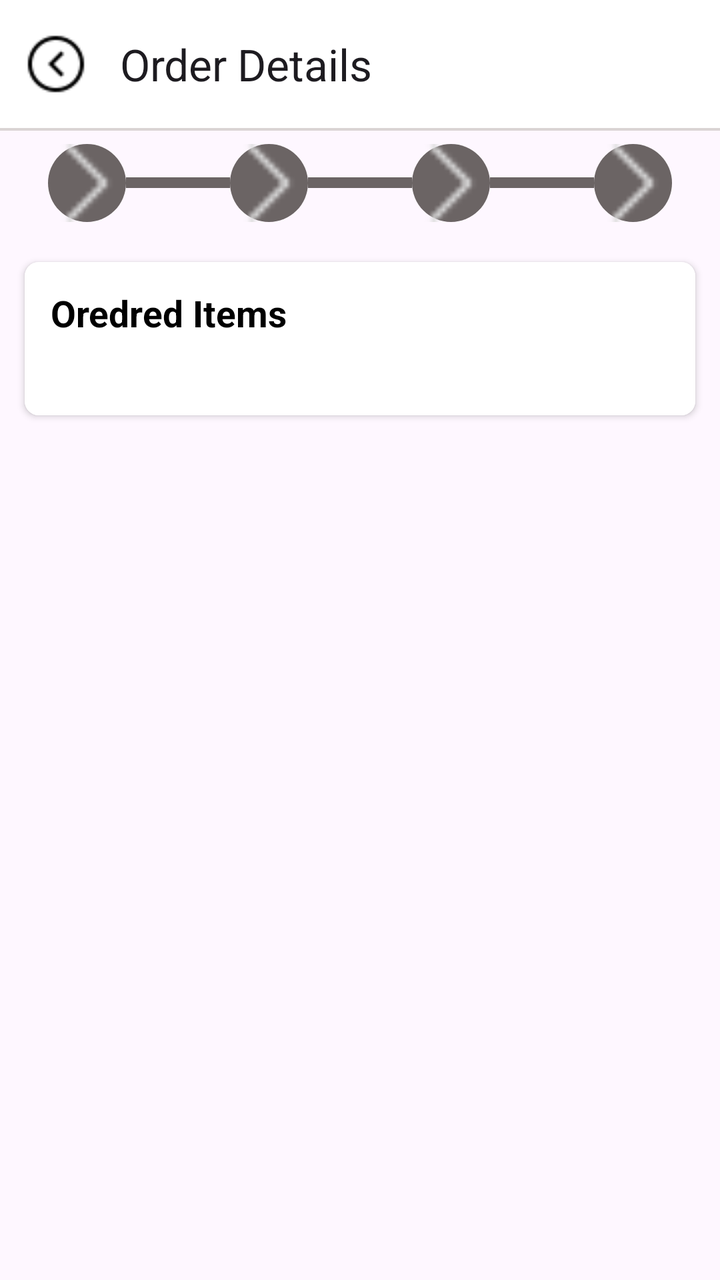
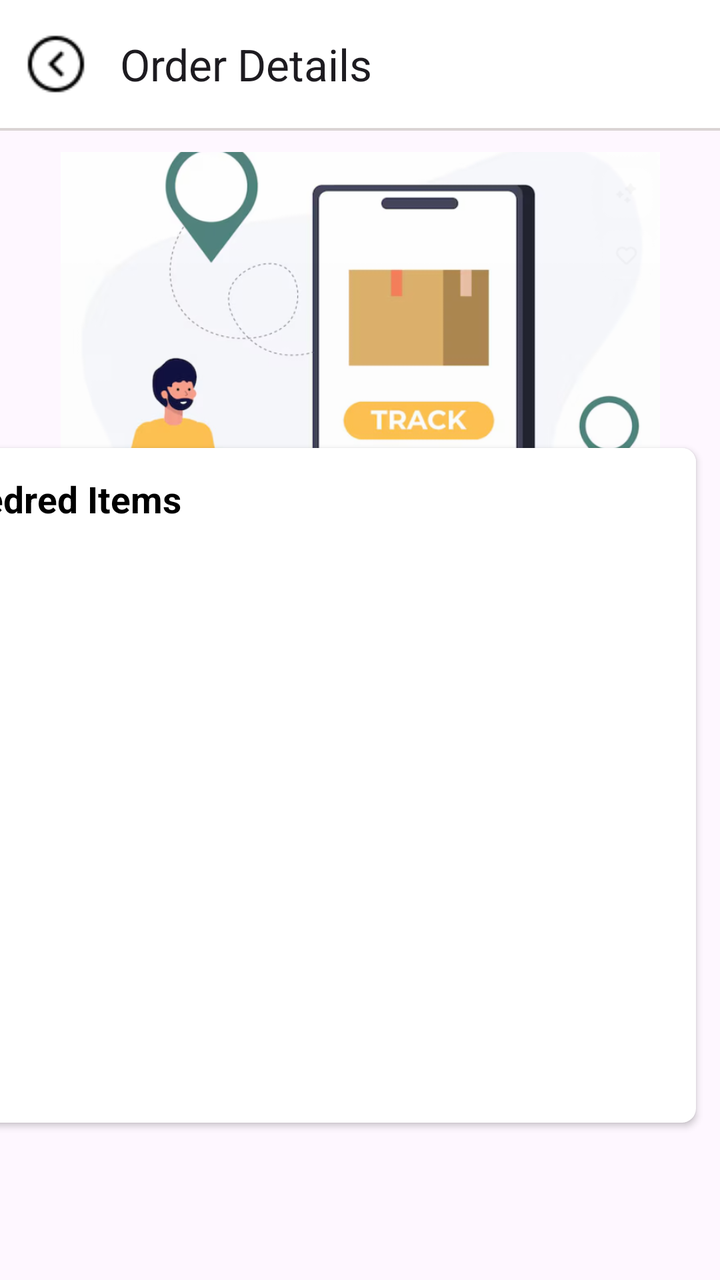

Two renders of the same Android screen: before a commit and after it. Below are the layout's source before the change and the commit's diff.
<!-- AndroidManifest.xml: application theme Theme.UrbanCars -->
<!-- res/layout/fragment_order_details.xml -->
<?xml version="1.0" encoding="utf-8"?>
<androidx.constraintlayout.widget.ConstraintLayout xmlns:android="http://schemas.android.com/apk/res/android"
    xmlns:tools="http://schemas.android.com/tools"
    xmlns:app="http://schemas.android.com/apk/res-auto"
    android:layout_width="match_parent"
    android:layout_height="match_parent"
    tools:context=".fragments.OrderDetailsFragment">

    <androidx.appcompat.widget.Toolbar
        android:id="@+id/tbOrderDetailFragment"
        android:layout_width="match_parent"
        android:layout_height="wrap_content"
        android:background="@color/white"
        app:navigationIcon="@drawable/backbtn"
        app:title="Order Details"
        app:layout_constraintTop_toTopOf="parent"
        app:layout_constraintStart_toStartOf="parent"
        app:layout_constraintEnd_toEndOf="parent" />

    <View
        android:id="@+id/catView"
        android:layout_width="0dp"
        android:layout_height="1.3dp"
        android:background="#dad4D4"
        app:layout_constraintTop_toBottomOf="@id/tbOrderDetailFragment"
        app:layout_constraintStart_toStartOf="parent"
        app:layout_constraintEnd_toEndOf="parent" />

    <LinearLayout
        android:id="@+id/cvOrderStatus"
        android:layout_width="0dp"
        android:layout_height="wrap_content"
        android:orientation="horizontal"
        android:gravity="center"
        android:padding="6.5dp"
        app:layout_constraintTop_toBottomOf="@id/catView"
        app:layout_constraintStart_toStartOf="parent"
        app:layout_constraintEnd_toEndOf="parent">

        <ImageView
            android:id="@+id/iv1"
            android:layout_width="39dp"
            android:layout_height="39dp"
            android:background="@drawable/circle"
            android:padding="@dimen/_5sdp"
            android:src="@drawable/next"
            app:tint="#dddddd" />

        <View
            android:id="@+id/view1"
            android:layout_width="52dp"
            android:layout_height="5.2dp"
            android:layout_gravity="center_vertical"
            android:background="#6b6464" />

        <ImageView
            android:id="@+id/iv2"
            android:layout_width="39dp"
            android:layout_height="39dp"
            android:background="@drawable/circle"
            android:padding="@dimen/_5sdp"
            android:src="@drawable/next"
            app:tint="#dddddd" />

        <View
            android:id="@+id/view2"
            android:layout_width="52dp"
            android:layout_height="5.2dp"
            android:layout_gravity="center_vertical"
            android:background="#6b6464" />

        <ImageView
            android:id="@+id/iv3"
            android:layout_width="39dp"
            android:layout_height="39dp"
            android:background="@drawable/circle"
            android:padding="@dimen/_5sdp"
            android:src="@drawable/next"
            app:tint="#dddddd" />

        <View
            android:id="@+id/view3"
            android:layout_width="52dp"
            android:layout_height="5.2dp"
            android:layout_gravity="center_vertical"
            android:background="#6b6464" />

        <ImageView
            android:id="@+id/iv4"
            android:layout_width="39dp"
            android:layout_height="39dp"
            android:background="@drawable/circle"
            android:padding="@dimen/_5sdp"
            android:src="@drawable/next"
            app:tint="#dddddd" />
    </LinearLayout>

    <androidx.cardview.widget.CardView
        android:layout_width="0dp"
        android:layout_height="wrap_content"
        android:elevation="0dp"
        app:cardCornerRadius="7dp"
        app:cardUseCompatPadding="true"
        app:layout_constraintTop_toBottomOf="@id/cvOrderStatus"
        app:layout_constraintStart_toStartOf="parent"
        app:layout_constraintEnd_toEndOf="parent"
        android:layout_margin="8dp">

        <LinearLayout
            android:layout_width="match_parent"
            android:layout_height="wrap_content"
            android:background="@color/white"
            android:orientation="vertical">

            <TextView
                android:layout_width="wrap_content"
                android:layout_height="wrap_content"
                android:layout_margin="13dp"
                android:text="Oredred Items"
                android:textColor="@color/black"
                android:textSize="18.2sp"
                android:textStyle="bold" />

            <androidx.recyclerview.widget.RecyclerView
                android:id="@+id/rvProductItems"
                android:layout_width="match_parent"
                android:layout_height="wrap_content"
                android:layout_margin="13dp"
                app:layoutManager="androidx.recyclerview.widget.LinearLayoutManager" />
        </LinearLayout>

    </androidx.cardview.widget.CardView>

</androidx.constraintlayout.widget.ConstraintLayout>
<!-- resources referenced by this layout -->
<resources>
  <color name="black">#FF000000</color>
  <color name="white">#FFFFFFFF</color>
  <!-- drawable backbtn: png bitmap (drawable, 714 bytes) -->
  <!-- drawable circle (drawable) -->
  <?xml version="1.0" encoding="utf-8"?>
  <shape android:shape="oval" xmlns:android="http://schemas.android.com/apk/res/android">
      <solid android:color="#6b6464"/>
  </shape>
  <!-- drawable next: png bitmap (drawable, 249 bytes) -->
  <style name="Theme.UrbanCars" parent="Base.Theme.UrbanCars" />
  <style name="Base.Theme.UrbanCars" parent="Theme.Material3.DayNight.NoActionBar">
  
      </style>
</resources>

<!-- the commit's change to res/layout/fragment_order_details.xml (unified diff, before → after) -->
@@ -11,11 +11,11 @@
         android:layout_width="match_parent"
         android:layout_height="wrap_content"
         android:background="@color/white"
+        app:layout_constraintEnd_toEndOf="parent"
+        app:layout_constraintStart_toStartOf="parent"
+        app:layout_constraintTop_toTopOf="parent"
         app:navigationIcon="@drawable/backbtn"
-        app:title="Order Details"
-        app:layout_constraintTop_toTopOf="parent"
-        app:layout_constraintStart_toStartOf="parent"
-        app:layout_constraintEnd_toEndOf="parent" />
+        app:title="Order Details" />
 
     <View
         android:id="@+id/catView"
@@ -26,16 +26,30 @@
         app:layout_constraintStart_toStartOf="parent"
         app:layout_constraintEnd_toEndOf="parent" />
 
+    <ImageView
+        android:id="@+id/imageView5"
+        android:layout_width="611dp"
+        android:layout_height="259dp"
+        android:layout_marginTop="12dp"
+        android:src="@drawable/delivery_img3"
+        app:layout_constraintEnd_toEndOf="parent"
+        app:layout_constraintStart_toStartOf="parent"
+        app:layout_constraintTop_toBottomOf="@+id/tbOrderDetailFragment" />
+
     <LinearLayout
         android:id="@+id/cvOrderStatus"
         android:layout_width="0dp"
         android:layout_height="wrap_content"
+        android:layout_marginTop="13dp"
+        android:gravity="center"
         android:orientation="horizontal"
-        android:gravity="center"
         android:padding="6.5dp"
-        app:layout_constraintTop_toBottomOf="@id/catView"
+        app:layout_constraintBottom_toTopOf="@+id/cardView5"
+        app:layout_constraintEnd_toEndOf="parent"
+        app:layout_constraintHorizontal_bias="1.0"
         app:layout_constraintStart_toStartOf="parent"
-        app:layout_constraintEnd_toEndOf="parent">
+        app:layout_constraintTop_toBottomOf="@+id/imageView5"
+        app:layout_constraintVertical_bias="0.039">
 
         <ImageView
             android:id="@+id/iv1"
@@ -43,15 +57,15 @@
             android:layout_height="39dp"
             android:background="@drawable/circle"
             android:padding="@dimen/_5sdp"
-            android:src="@drawable/next"
+            android:src="@drawable/recieved"
             app:tint="#dddddd" />
 
         <View
             android:id="@+id/view1"
-            android:layout_width="52dp"
-            android:layout_height="5.2dp"
+            android:layout_width="60dp"
+            android:layout_height="6.2dp"
             android:layout_gravity="center_vertical"
-            android:background="#6b6464" />
+            android:background="#AFAFE8" />
 
         <ImageView
             android:id="@+id/iv2"
@@ -59,7 +73,7 @@
             android:layout_height="39dp"
             android:background="@drawable/circle"
             android:padding="@dimen/_5sdp"
-            android:src="@drawable/next"
+            android:src="@drawable/recieved2"
             app:tint="#dddddd" />
 
         <View
@@ -75,7 +89,7 @@
             android:layout_height="39dp"
             android:background="@drawable/circle"
             android:padding="@dimen/_5sdp"
-            android:src="@drawable/next"
+            android:src="@drawable/recieved3"
             app:tint="#dddddd" />
 
         <View
@@ -91,20 +105,24 @@
             android:layout_height="39dp"
             android:background="@drawable/circle"
             android:padding="@dimen/_5sdp"
-            android:src="@drawable/next"
+            android:src="@drawable/recieved4"
             app:tint="#dddddd" />
     </LinearLayout>
 
     <androidx.cardview.widget.CardView
-        android:layout_width="0dp"
-        android:layout_height="wrap_content"
+        android:id="@+id/cardView5"
+        android:layout_width="397dp"
+        android:layout_height="348dp"
+        android:layout_margin="8dp"
         android:elevation="0dp"
         app:cardCornerRadius="7dp"
         app:cardUseCompatPadding="true"
-        app:layout_constraintTop_toBottomOf="@id/cvOrderStatus"
+        app:layout_constraintBottom_toBottomOf="parent"
+        app:layout_constraintEnd_toEndOf="parent"
+        app:layout_constraintHorizontal_bias="1.0"
         app:layout_constraintStart_toStartOf="parent"
-        app:layout_constraintEnd_toEndOf="parent"
-        android:layout_margin="8dp">
+        app:layout_constraintTop_toTopOf="@+id/tbOrderDetailFragment"
+        app:layout_constraintVertical_bias="0.763">
 
         <LinearLayout
             android:layout_width="match_parent"
<!-- resource entries referenced after the edit -->
@@ -5,10 +5,31 @@
   <!-- drawable backbtn: png bitmap (drawable, 714 bytes) -->
   <!-- drawable circle (drawable) -->
   <?xml version="1.0" encoding="utf-8"?>
-  <shape android:shape="oval" xmlns:android="http://schemas.android.com/apk/res/android">
-      <solid android:color="#6b6464"/>
+  <shape xmlns:android="http://schemas.android.com/apk/res/android"
+      android:shape="rectangle">
+  
+      <gradient
+          android:startColor="#92B7F3"
+          android:endColor="#4d4d4d"
+          android:angle="135" />
+  
+      <corners android:radius="12dp" />
+  
+      <stroke
+          android:width="1dp"
+          android:color="#888888" />
+  
+      <padding
+          android:left="8dp"
+          android:top="8dp"
+          android:right="8dp"
+          android:bottom="8dp" />
   </shape>
-  <!-- drawable next: png bitmap (drawable, 249 bytes) -->
+  <!-- drawable delivery_img3: png bitmap (drawable, 186129 bytes) -->
+  <!-- drawable recieved: png bitmap (drawable, 630 bytes) -->
+  <!-- drawable recieved2: png bitmap (drawable, 980 bytes) -->
+  <!-- drawable recieved3: png bitmap (drawable, 1012 bytes) -->
+  <!-- drawable recieved4: png bitmap (drawable, 1319 bytes) -->
   <style name="Theme.UrbanCars" parent="Base.Theme.UrbanCars" />
   <style name="Base.Theme.UrbanCars" parent="Theme.Material3.DayNight.NoActionBar">
   
